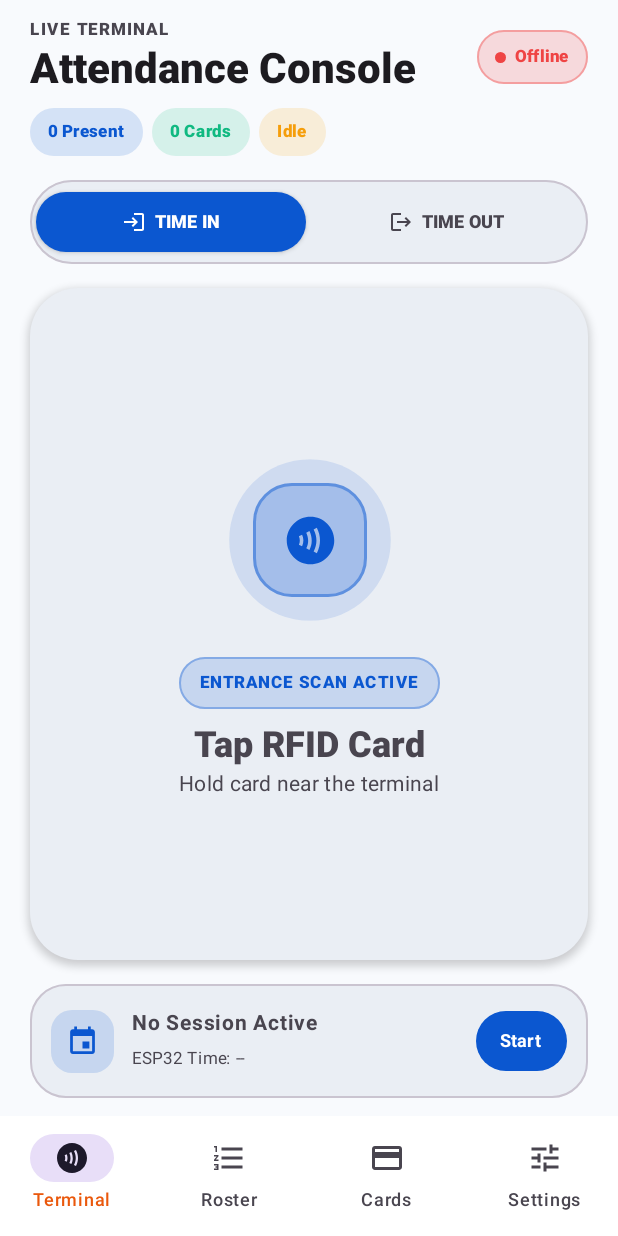
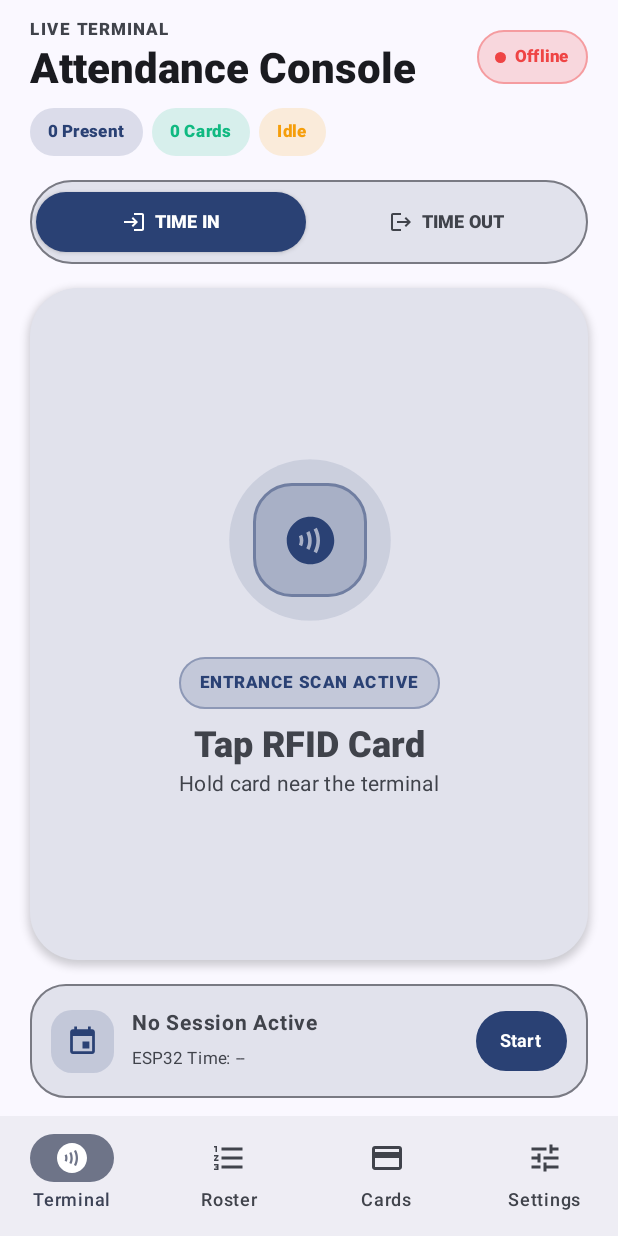
Before and after one commit to austin12363/ESP32-RFID-Attendance-System, an Android app built with Jetpack Compose: the screen it shows after launch (MainActivity), on a phone screen of 412 x 824 dp. Run offline under Robolectric (Android 15) with nearby library versions, the phone set to English and light mode, and no system bars.

Commit message:
Polish Dark and Light modes: semantic CSS tokens in prototype, high-contrast Material You palettes in Compose

```diff
--- a/android-app/app/src/main/java/com/slsu/attendance/ui/theme/Color.kt
+++ b/android-app/app/src/main/java/com/slsu/attendance/ui/theme/Color.kt
@@ -2,30 +2,33 @@ package com.slsu.attendance.ui.theme
 
 import androidx.compose.ui.graphics.Color
 
-// Material 3 Brand & Functional Colors (Matching Webapp)
-val MdPrimaryLight = Color(0xFF0B57D0)
-val MdPrimaryDark = Color(0xFF8AB4F8)
+// Material You Core Accent Colors
+val M3IndigoLight = Color(0xFF4F46E5)
+val M3IndigoDark = Color(0xFF818CF8)
 
-val MdExitOrange = Color(0xFFEA580C)
-val MdExitOrangeContainer = Color(0xFFFFDBCF)
+val M3OrangeLight = Color(0xFFEA580C)
+val M3OrangeDark = Color(0xFFFB923C)
 
-val MdSuccess = Color(0xFF137333)
-val MdSuccessContainer = Color(0xFFC4EED0)
+val M3Emerald = Color(0xFF10B981)
+val M3Amber = Color(0xFFF59E0B)
+val M3Rose = Color(0xFFE11D48)
 
-val MdWarning = Color(0xFFB06000)
-val MdWarningContainer = Color(0xFFFFDF9E)
+// Polished Dark Mode Palette (Pixel / Home Assistant Reference)
+val DarkBackground = Color(0xFF111522)
+val DarkSurface = Color(0xFF111522)
+val DarkSurfaceContainer = Color(0xFF1A2032)
+val DarkSurfaceContainerHigh = Color(0xFF242C44)
+val DarkOnSurface = Color(0xFFF3F6FC)
+val DarkOnSurfaceVariant = Color(0xFF94A3B8)
+val DarkOutline = Color(0xFF334155)
+val DarkOutlineVariant = Color(0xFF242C44)
 
-val MdError = Color(0xFFBA1A1A)
-val MdErrorContainer = Color(0xFFFFDAD6)
-
-// Surfaces & Backgrounds
-val SurfaceLight = Color(0xFFF8FAFD)
-val SurfaceContainerLowLight = Color(0xFFF0F4F9)
-val SurfaceContainerLight = Color(0xFFFFFFFF)
-val SurfaceContainerHighLight = Color(0xFFEAEEF4)
-
-val SurfaceDark = Color(0xFF0E1013)
-val SurfaceContainerLowDark = Color(0xFF14171D)
-val SurfaceContainerDark = Color(0xFF1A1D24)
-val SurfaceContainerHighDark = Color(0xFF232731)
-val OutlineVariantDark = Color(0xFF282C35)
+// Polished Light Mode Palette (Periwinkle / Lavender Reference)
+val LightBackground = Color(0xFFF6F3FB)
+val LightSurface = Color(0xFFF6F3FB)
+val LightSurfaceContainer = Color(0xFFEBE6F7)
+val LightSurfaceContainerHigh = Color(0xFFDFD9EF)
+val LightOnSurface = Color(0xFF1E1B4B)
+val LightOnSurfaceVariant = Color(0xFF5B558C)
+val LightOutline = Color(0xFF9E97B8)
+val LightOutlineVariant = Color(0xFFD6CEE8)
--- a/android-app/app/src/main/java/com/slsu/attendance/ui/theme/Theme.kt
+++ b/android-app/app/src/main/java/com/slsu/attendance/ui/theme/Theme.kt
@@ -12,33 +12,49 @@ import androidx.compose.ui.platform.LocalView
 import androidx.core.view.WindowCompat
 
 private val DarkColorScheme = darkColorScheme(
-    primary = MdPrimaryDark,
-    secondary = MdExitOrange,
-    background = SurfaceDark,
-    surface = SurfaceContainerDark,
-    surfaceVariant = SurfaceContainerHighDark,
-    surfaceContainerLow = SurfaceContainerLowDark,
-    surfaceContainer = SurfaceContainerDark,
-    surfaceContainerHigh = SurfaceContainerHighDark,
-    error = MdError
+    primary = M3IndigoDark,
+    onPrimary = DarkBackground,
+    primaryContainer = Color(0xFF312E81),
+    onPrimaryContainer = Color(0xFFE0E7FF),
+    secondary = M3OrangeDark,
+    onSecondary = DarkBackground,
+    background = DarkBackground,
+    surface = DarkSurface,
+    surfaceVariant = DarkSurfaceContainer,
+    surfaceContainer = DarkSurfaceContainer,
+    surfaceContainerHigh = DarkSurfaceContainerHigh,
+    onBackground = DarkOnSurface,
+    onSurface = DarkOnSurface,
+    onSurfaceVariant = DarkOnSurfaceVariant,
+    outline = DarkOutline,
+    outlineVariant = DarkOutlineVariant,
+    error = M3Rose
 )
 
 private val LightColorScheme = lightColorScheme(
-    primary = MdPrimaryLight,
-    secondary = MdExitOrange,
-    background = SurfaceLight,
-    surface = SurfaceContainerLight,
-    surfaceVariant = SurfaceContainerHighLight,
-    surfaceContainerLow = SurfaceContainerLowLight,
-    surfaceContainer = SurfaceContainerLight,
-    surfaceContainerHigh = SurfaceContainerHighLight,
-    error = MdError
+    primary = M3IndigoLight,
+    onPrimary = androidx.compose.ui.graphics.Color.White,
+    primaryContainer = Color(0xFFE0E7FF),
+    onPrimaryContainer = Color(0xFF312E81),
+    secondary = M3OrangeLight,
+    onSecondary = androidx.compose.ui.graphics.Color.White,
+    background = LightBackground,
+    surface = LightSurface,
+    surfaceVariant = LightSurfaceContainer,
+    surfaceContainer = LightSurfaceContainer,
+    surfaceContainerHigh = LightSurfaceContainerHigh,
+    onBackground = LightOnSurface,
+    onSurface = LightOnSurface,
+    onSurfaceVariant = LightOnSurfaceVariant,
+    outline = LightOutline,
+    outlineVariant = LightOutlineVariant,
+    error = M3Rose
 )
 
 @Composable
 fun Esp32AttendanceTheme(
     darkTheme: Boolean = isSystemInDarkTheme(),
-    dynamicColor: Boolean = false, // Set false to preserve the ESP32 brand colors (Google Blue & Exit Orange)
+    dynamicColor: Boolean = true, // Enables Android 12+ wallpaper dynamic theming
     content: @Composable () -> Unit
 ) {
     val colorScheme = when {
```
